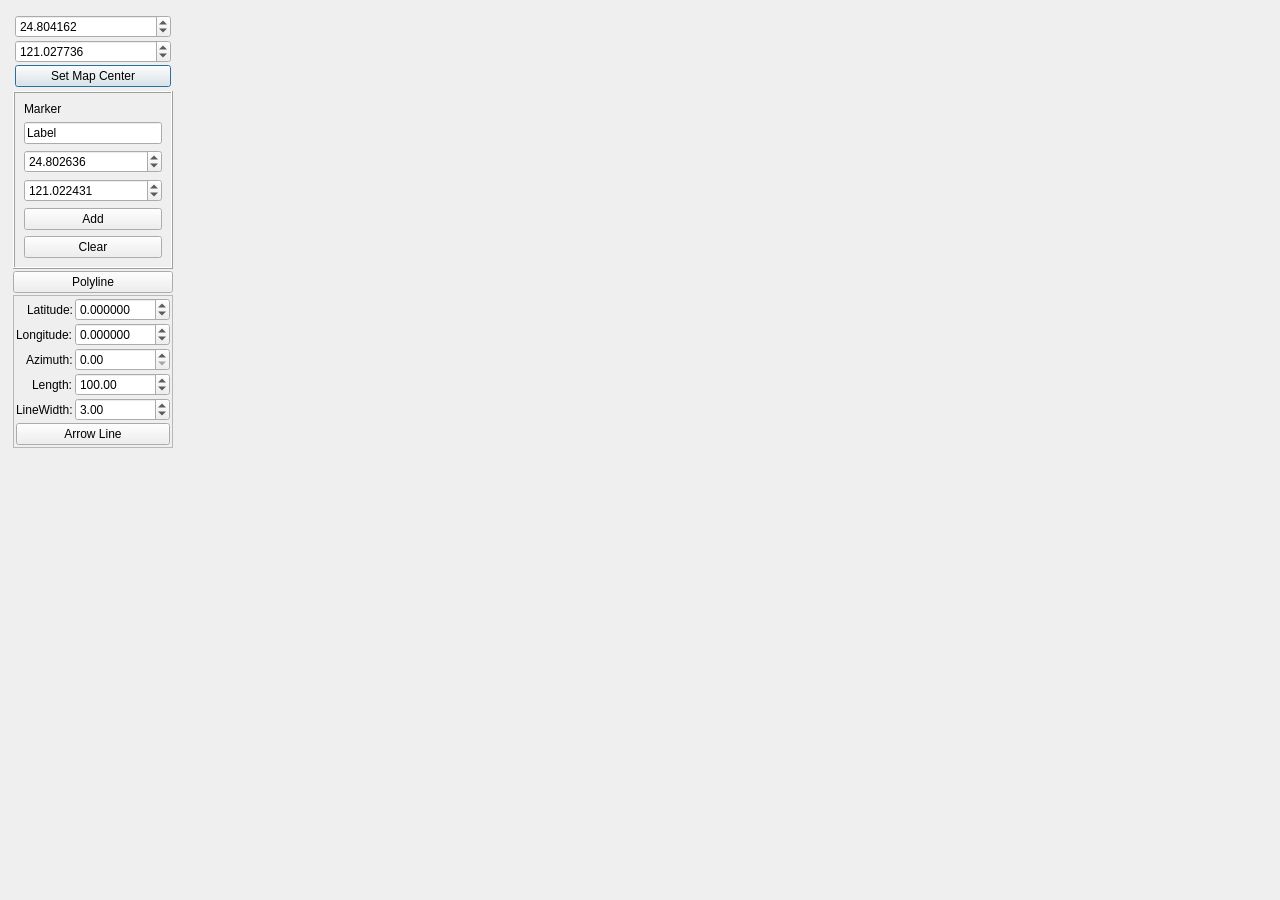
Old version of the form src/map/dlggeoosm.ui in the repository coolshou/qiperf.
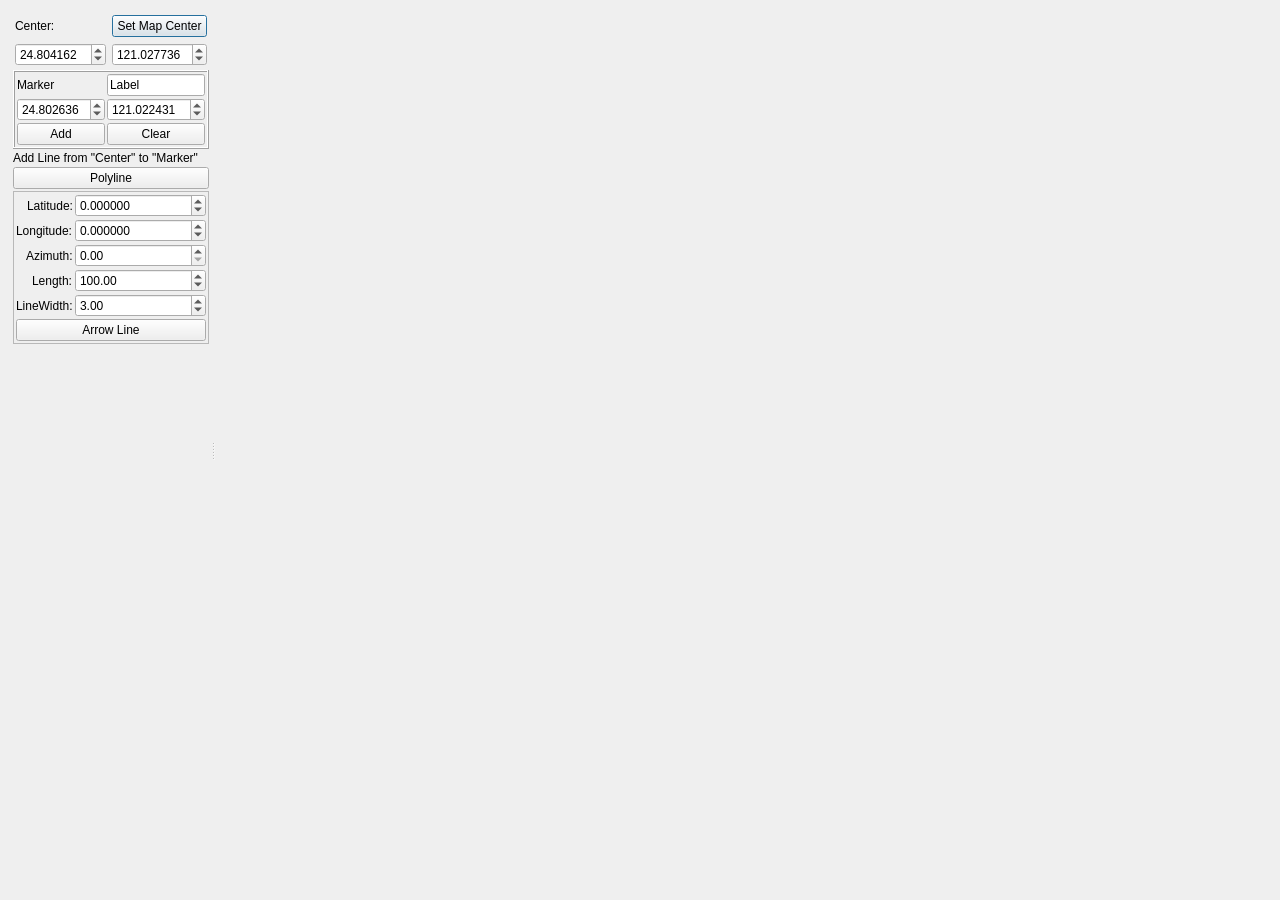
New version of the form. Icons and pictures are not drawn.

Diff of the .ui file:
```diff
--- a/src/map/dlggeoosm.ui
+++ b/src/map/dlggeoosm.ui
@@ -28,7 +28,23 @@
   </property>
   <layout class="QHBoxLayout" name="horizontalLayout" stretch="0,1">
    <item>
+    <widget class="QSplitter" name="splitter">
+     <property name="orientation">
+      <enum>Qt::Horizontal</enum>
+     </property>
     <widget class="QWidget" name="widget" native="true">
+      <property name="minimumSize">
+       <size>
+        <width>200</width>
+        <height>0</height>
+       </size>
+      </property>
+      <property name="maximumSize">
+       <size>
+        <width>200</width>
+        <height>16777215</height>
+       </size>
+      </property>
      <layout class="QVBoxLayout" name="verticalLayout_2">
       <property name="spacing">
        <number>2</number>
@@ -47,10 +63,7 @@
       </property>
       <item>
        <widget class="QWidget" name="widget_3" native="true">
-        <layout class="QVBoxLayout" name="verticalLayout">
-         <property name="spacing">
-          <number>2</number>
-         </property>
+         <layout class="QGridLayout" name="gridLayout">
          <property name="leftMargin">
           <number>2</number>
          </property>
@@ -63,7 +76,14 @@
          <property name="bottomMargin">
           <number>2</number>
          </property>
-         <item>
+          <item row="0" column="0">
+           <widget class="QLabel" name="label_7">
+            <property name="text">
+             <string>Center:</string>
+            </property>
+           </widget>
+          </item>
+          <item row="1" column="0">
           <widget class="QDoubleSpinBox" name="sbLat">
            <property name="decimals">
             <number>6</number>
@@ -79,7 +99,7 @@
            </property>
           </widget>
          </item>
-         <item>
+          <item row="1" column="1">
           <widget class="QDoubleSpinBox" name="sbLon">
            <property name="decimals">
             <number>6</number>
@@ -95,7 +115,7 @@
            </property>
           </widget>
          </item>
-         <item>
+          <item row="0" column="1">
           <widget class="QPushButton" name="pbSetCenter">
            <property name="text">
             <string>Set Map Center</string>
@@ -113,22 +133,37 @@
         <property name="frameShadow">
          <enum>QFrame::Raised</enum>
         </property>
-        <layout class="QVBoxLayout" name="verticalLayout_3">
-         <item>
+         <layout class="QGridLayout" name="gridLayout_2">
+          <property name="leftMargin">
+           <number>2</number>
+          </property>
+          <property name="topMargin">
+           <number>2</number>
+          </property>
+          <property name="rightMargin">
+           <number>2</number>
+          </property>
+          <property name="bottomMargin">
+           <number>2</number>
+          </property>
+          <property name="spacing">
+           <number>2</number>
+          </property>
+          <item row="4" column="0">
+           <widget class="QPushButton" name="pbAddMark">
+            <property name="text">
+             <string>Add</string>
+            </property>
+           </widget>
+          </item>
+          <item row="0" column="0">
           <widget class="QLabel" name="label">
            <property name="text">
             <string>Marker</string>
            </property>
           </widget>
          </item>
-         <item>
-          <widget class="QLineEdit" name="leMarkLabel">
-           <property name="text">
-            <string>Label</string>
-           </property>
-          </widget>
-         </item>
-         <item>
+          <item row="2" column="0">
           <widget class="QDoubleSpinBox" name="sbMarkLat">
            <property name="decimals">
             <number>6</number>
@@ -144,7 +179,14 @@
            </property>
           </widget>
          </item>
-         <item>
+          <item row="0" column="1">
+           <widget class="QLineEdit" name="leMarkLabel">
+            <property name="text">
+             <string>Label</string>
+            </property>
+           </widget>
+          </item>
+          <item row="2" column="1">
           <widget class="QDoubleSpinBox" name="sbMarkLon">
            <property name="decimals">
             <number>6</number>
@@ -160,14 +202,7 @@
            </property>
           </widget>
          </item>
-         <item>
-          <widget class="QPushButton" name="pbAddMark">
-           <property name="text">
-            <string>Add</string>
-           </property>
-          </widget>
-         </item>
-         <item>
+          <item row="4" column="1">
           <widget class="QPushButton" name="pbClearMark">
            <property name="text">
             <string>Clear</string>
@@ -177,6 +212,13 @@
         </layout>
        </widget>
       </item>
+       <item>
+        <widget class="QLabel" name="label_8">
+         <property name="text">
+          <string>Add Line from &quot;Center&quot; to &quot;Marker&quot;</string>
+         </property>
+        </widget>
+       </item>
       <item>
        <widget class="QPushButton" name="pbAddPolyline">
         <property name="text">
@@ -336,10 +378,9 @@
       </item>
      </layout>
     </widget>
-   </item>
-   <item>
     <widget class="QWidget" name="widget_2" native="true">
      <layout class="QVBoxLayout" name="vlGeo"/>
+     </widget>
     </widget>
    </item>
   </layout>
```
Left out of the diff: 2 changed lines with no effect on the pictures. Lines whose indentation alone changed are shown as unchanged.
